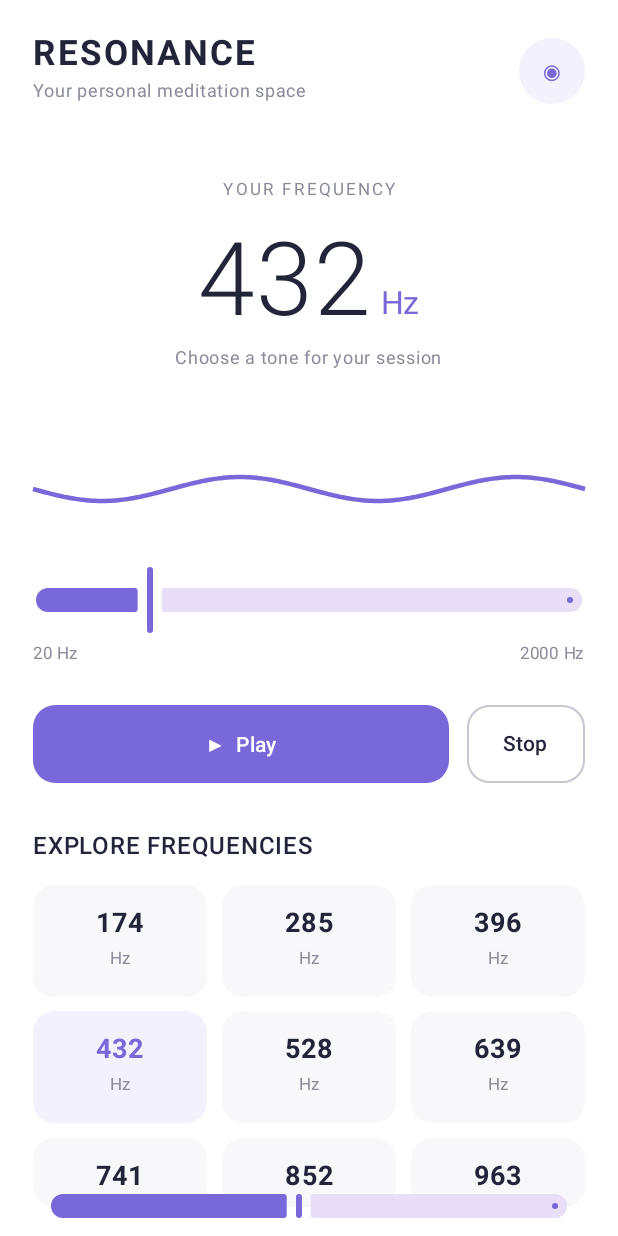
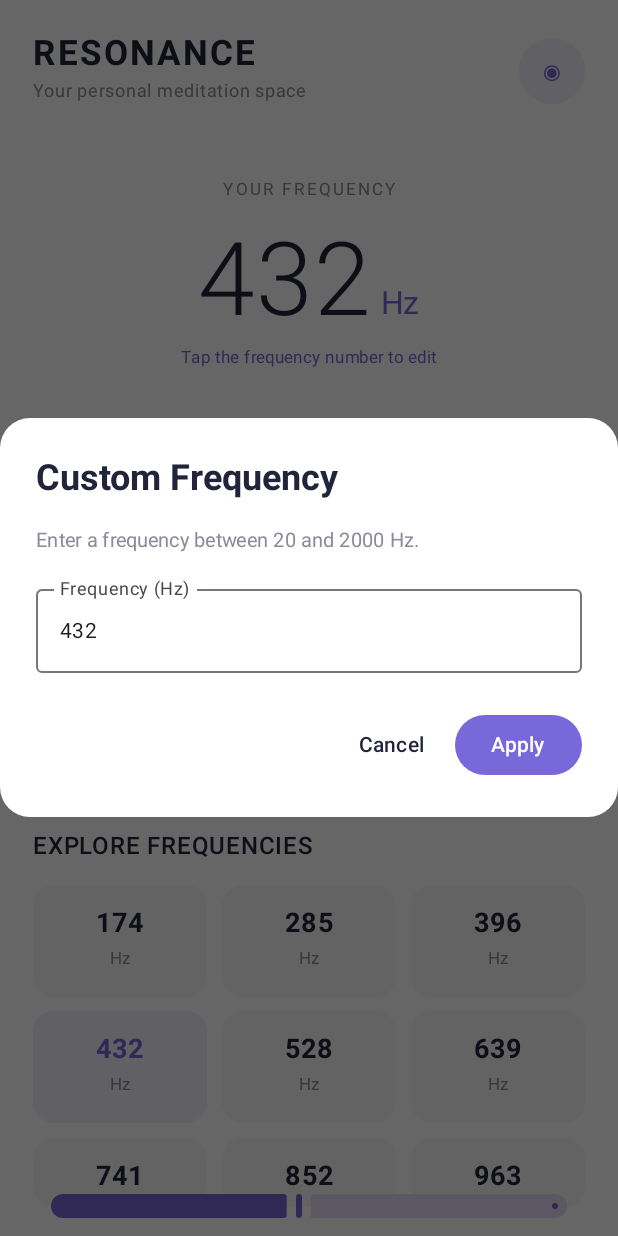
Before and after one commit to gtmcoding-source/resonance-android, an Android app built with Jetpack Compose: the screen it shows after launch (MainActivity), after a tap on "432", on a phone screen of 412 x 824 dp. Run offline under Robolectric (Android 15) with nearby library versions, the phone set to English and light mode, and no system bars.

Commit message:
Update MainActivity.kt

```diff
--- a/app/src/main/java/com/gtmstudios/resonance/MainActivity.kt
+++ b/app/src/main/java/com/gtmstudios/resonance/MainActivity.kt
@@ -1,3 +1,4 @@
+
 package com.gtmstudios.resonance
 
 import android.media.AudioAttributes
@@ -8,9 +9,11 @@ import androidx.activity.ComponentActivity
 import androidx.activity.compose.setContent
 import androidx.compose.foundation.Canvas
 import androidx.compose.foundation.background
+import androidx.compose.foundation.clickable
 import androidx.compose.foundation.layout.*
 import androidx.compose.foundation.shape.CircleShape
 import androidx.compose.foundation.shape.RoundedCornerShape
+import androidx.compose.foundation.text.KeyboardOptions
 import androidx.compose.material3.*
 import androidx.compose.runtime.*
 import androidx.compose.ui.Alignment
@@ -19,6 +22,7 @@ import androidx.compose.ui.graphics.Color
 import androidx.compose.ui.graphics.Path
 import androidx.compose.ui.graphics.drawscope.Stroke
 import androidx.compose.ui.text.font.FontWeight
+import androidx.compose.ui.text.input.KeyboardType
 import androidx.compose.ui.unit.dp
 import androidx.compose.ui.unit.sp
 import kotlin.math.PI
@@ -158,9 +162,14 @@ class AudioEngine {
 @Composable
 fun ResonanceApp() {
     val engine = remember { AudioEngine() }
+
     var frequency by remember { mutableFloatStateOf(432f) }
     var volume by remember { mutableFloatStateOf(0.12f) }
     var playing by remember { mutableStateOf(false) }
+
+    var showFrequencyDialog by remember { mutableStateOf(false) }
+    var customFrequency by remember { mutableStateOf("432") }
+    var frequencyError by remember { mutableStateOf(false) }
 
     val presets = listOf(174, 285, 396, 432, 528, 639, 741, 852, 963)
 
@@ -208,7 +217,9 @@ fun ResonanceApp() {
                         fontSize = 12.sp
                     )
                 }
+
                 Spacer(Modifier.weight(1f))
+
                 Box(
                     modifier = Modifier
                         .size(44.dp)
@@ -227,15 +238,24 @@ fun ResonanceApp() {
                 fontSize = 11.sp,
                 letterSpacing = 2.sp
             )
+
             Spacer(Modifier.height(8.dp))
 
-            Row(verticalAlignment = Alignment.Bottom) {
+            Row(
+                verticalAlignment = Alignment.Bottom,
+                modifier = Modifier.clickable {
+                    customFrequency = frequency.roundToInt().toString()
+                    frequencyError = false
+                    showFrequencyDialog = true
+                }
+            ) {
                 Text(
                     frequency.roundToInt().toString(),
                     fontSize = 68.sp,
                     color = Ink,
                     fontWeight = FontWeight.Light
                 )
+
                 Text(
                     " Hz",
                     fontSize = 21.sp,
@@ -245,9 +265,9 @@ fun ResonanceApp() {
             }
 
             Text(
-                "Choose a tone for your session",
-                color = Muted,
-                fontSize = 12.sp
+                "Tap the frequency number to edit",
+                color = Purple,
+                fontSize = 11.sp
             )
 
             Spacer(Modifier.height(25.dp))
@@ -259,13 +279,17 @@ fun ResonanceApp() {
             ) {
                 val path = Path()
                 val center = size.height / 2
+
                 for (i in 0..300) {
                     val x = size.width * i / 300f
                     val angle = i / 300f * 4f * PI
                     val amplitude = if (playing) 30f else 12f
                     val y = center + (sin(angle) * amplitude).toFloat()
-                    if (i == 0) path.moveTo(x, y) else path.lineTo(x, y)
+
+                    if (i == 0) path.moveTo(x, y)
+                    else path.lineTo(x, y)
                 }
+
                 drawPath(
                     path = path,
                     color = Purple,
@@ -344,6 +368,7 @@ fun ResonanceApp() {
                 ) {
                     row.forEach { hz ->
                         val selected = frequency.roundToInt() == hz
+
                         Surface(
                             onClick = { frequency = hz.toFloat() },
                             modifier = Modifier.weight(1f),
@@ -364,10 +389,12 @@ fun ResonanceApp() {
                             }
                         }
                     }
+
                     repeat(3 - row.size) {
                         Spacer(Modifier.weight(1f))
                     }
                 }
+
                 Spacer(Modifier.height(9.dp))
             }
 
@@ -383,12 +410,14 @@ fun ResonanceApp() {
 
             Row(verticalAlignment = Alignment.CenterVertically) {
                 Text("−", color = Muted)
+
                 Slider(
                     value = volume,
                     onValueChange = { volume = it },
                     valueRange = 0f..0.25f,
                     modifier = Modifier.weight(1f)
                 )
+
                 Text("+", color = Muted)
             }
 
@@ -401,5 +430,86 @@ fun ResonanceApp() {
                 letterSpacing = 1.5.sp
             )
         }
+
+        if (showFrequencyDialog) {
+            AlertDialog(
+                onDismissRequest = {
+                    showFrequencyDialog = false
+                },
+                title = {
+                    Text(
+                        "Custom Frequency",
+                        color = Ink,
+                        fontWeight = FontWeight.Bold
+                    )
+                },
+                text = {
+                    Column {
+                        Text(
+                            "Enter a frequency between 20 and 2000 Hz.",
+                            color = Muted,
+                            fontSize = 13.sp
+                        )
+
+                        Spacer(Modifier.height(14.dp))
+
+                        OutlinedTextField(
+                            value = customFrequency,
+                            onValueChange = {
+                                customFrequency = it.filter { char ->
+                                    char.isDigit()
+                                }
+                                frequencyError = false
+                            },
+                            singleLine = true,
+                            label = { Text("Frequency (Hz)") },
+                            placeholder = { Text("Example: 777") },
+                            keyboardOptions = KeyboardOptions(
+                                keyboardType = KeyboardType.Number
+                            ),
+                            isError = frequencyError,
+                            modifier = Modifier.fillMaxWidth()
+                        )
+
+                        if (frequencyError) {
+                            Text(
+                                "Enter a whole number from 20 to 2000.",
+                                color = MaterialTheme.colorScheme.error,
+                                fontSize = 12.sp,
+                                modifier = Modifier.padding(top = 6.dp)
+                            )
+                        }
+                    }
+                },
+                confirmButton = {
+                    Button(
+                        onClick = {
+                            val value = customFrequency.toIntOrNull()
+
+                            if (value != null && value in 20..2000) {
+                                frequency = value.toFloat()
+                                showFrequencyDialog = false
+                                frequencyError = false
+                            } else {
+                                frequencyError = true
+                            }
+                        }
+                    ) {
+                        Text("Apply")
+                    }
+                },
+                dismissButton = {
+                    TextButton(
+                        onClick = {
+                            showFrequencyDialog = false
+                        }
+                    ) {
+                        Text("Cancel", color = Ink)
+                    }
+                },
+                shape = RoundedCornerShape(20.dp),
+                containerColor = Color.White
+            )
+        }
     }
 }
```
